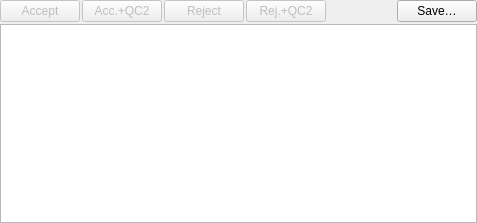
Qt form src/datalist.ui (metno/kvhqc) before a commit.
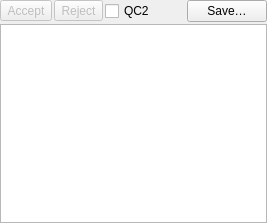
The same form after that commit. Custom widgets are drawn as their Qt base class.

Commit message: simpler buttons for accept/reject in data list

```diff
--- a/src/datalist.ui
+++ b/src/datalist.ui
@@ -6,7 +6,7 @@
    <rect>
     <x>0</x>
     <y>0</y>
-    <width>477</width>
+    <width>267</width>
     <height>223</height>
    </rect>
   </property>
@@ -26,7 +26,7 @@
       <number>2</number>
      </property>
      <item>
-      <widget class="QPushButton" name="buttonAccept">
+      <widget class="QToolButton" name="buttonAccept">
        <property name="enabled">
         <bool>false</bool>
        </property>
@@ -36,19 +36,12 @@
       </widget>
      </item>
      <item>
-      <widget class="QPushButton" name="buttonAcceptQC2">
+      <widget class="QToolButton" name="buttonReject">
        <property name="enabled">
         <bool>false</bool>
        </property>
-       <property name="text">
-        <string>Acc.+QC2</string>
-       </property>
-      </widget>
-     </item>
-     <item>
-      <widget class="QPushButton" name="buttonReject">
-       <property name="enabled">
-        <bool>false</bool>
+       <property name="toolTip">
+        <string>&lt;html&gt;&lt;head/&gt;&lt;body&gt;&lt;p&gt;Reject the value.&lt;/p&gt;&lt;p&gt;QC2 is allowed to override if &lt;span style=&quot; font-style:italic;&quot;&gt;QC2&lt;/span&gt; is checked.&lt;/p&gt;&lt;/body&gt;&lt;/html&gt;</string>
        </property>
        <property name="text">
         <string>Reject</string>
@@ -56,12 +49,12 @@
       </widget>
      </item>
      <item>
-      <widget class="QPushButton" name="buttonRejectQC2">
-       <property name="enabled">
-        <bool>false</bool>
+      <widget class="QCheckBox" name="checkQC2">
+       <property name="toolTip">
+        <string>&lt;html&gt;&lt;head/&gt;&lt;body&gt;&lt;p&gt;Decides wheter QC2 is allowed to override for &lt;span style=&quot; font-style:italic;&quot;&gt;Accept&lt;/span&gt; and &lt;span style=&quot; font-style:italic;&quot;&gt;Reject&lt;/span&gt;.&lt;/p&gt;&lt;/body&gt;&lt;/html&gt;</string>
        </property>
        <property name="text">
-        <string>Rej.+QC2</string>
+        <string>QC2</string>
        </property>
       </widget>
      </item>
```
Left out of the diff: 53 changed lines with no effect on the pictures. The commit also changes 2 other files.
